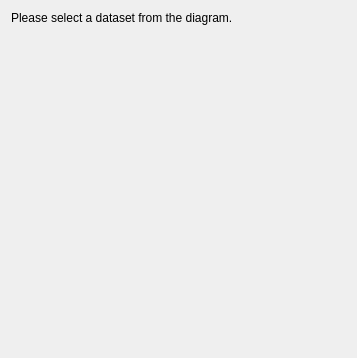
Old version of the form kchart/shape/ChartDatasetConfigWidget.ui in the repository KDE/koffice-chartingshape.
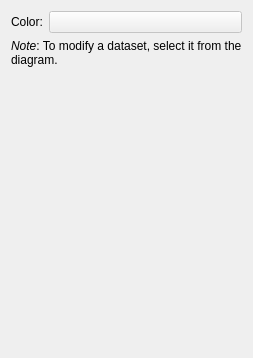
New version of the form. Custom widgets are drawn as their Qt base class.

Commit message: Support for changing the dataset color with the dataset tool.

```diff
--- a/kchart/shape/ChartDatasetConfigWidget.ui
+++ b/kchart/shape/ChartDatasetConfigWidget.ui
@@ -5,22 +5,42 @@
    <rect>
     <x>0</x>
     <y>0</y>
-    <width>357</width>
+    <width>253</width>
     <height>358</height>
    </rect>
   </property>
   <layout class="QGridLayout" >
    <item row="0" column="0" >
-    <widget class="QLabel" name="label" >
+    <widget class="QLabel" name="label_2" >
+     <property name="sizePolicy" >
+      <sizepolicy vsizetype="Preferred" hsizetype="Fixed" >
+       <horstretch>0</horstretch>
+       <verstretch>0</verstretch>
+      </sizepolicy>
+     </property>
      <property name="text" >
-      <string>Please select a dataset from the diagram.</string>
+      <string>Color:</string>
+     </property>
+    </widget>
+   </item>
+   <item row="1" column="0" colspan="4" >
+    <widget class="QLabel" name="note" >
+     <property name="text" >
+      <string>&lt;i>Note&lt;/i>: To modify a dataset, select it from the diagram.</string>
      </property>
      <property name="wordWrap" >
       <bool>true</bool>
      </property>
     </widget>
    </item>
-   <item row="1" column="0" >
+   <item row="0" column="1" colspan="3" >
+    <widget class="KColorButton" name="color" >
+     <property name="enabled" >
+      <bool>false</bool>
+     </property>
+    </widget>
+   </item>
+   <item row="2" column="2" >
     <spacer>
      <property name="orientation" >
       <enum>Qt::Vertical</enum>
@@ -28,13 +48,20 @@
      <property name="sizeHint" >
       <size>
        <width>20</width>
-       <height>40</height>
+       <height>201</height>
       </size>
      </property>
     </spacer>
    </item>
   </layout>
  </widget>
+ <customwidgets>
+  <customwidget>
+   <class>KColorButton</class>
+   <extends>QPushButton</extends>
+   <header>kcolorbutton.h</header>
+  </customwidget>
+ </customwidgets>
  <resources/>
  <connections/>
 </ui>
```
The commit also changes 4 other files.
